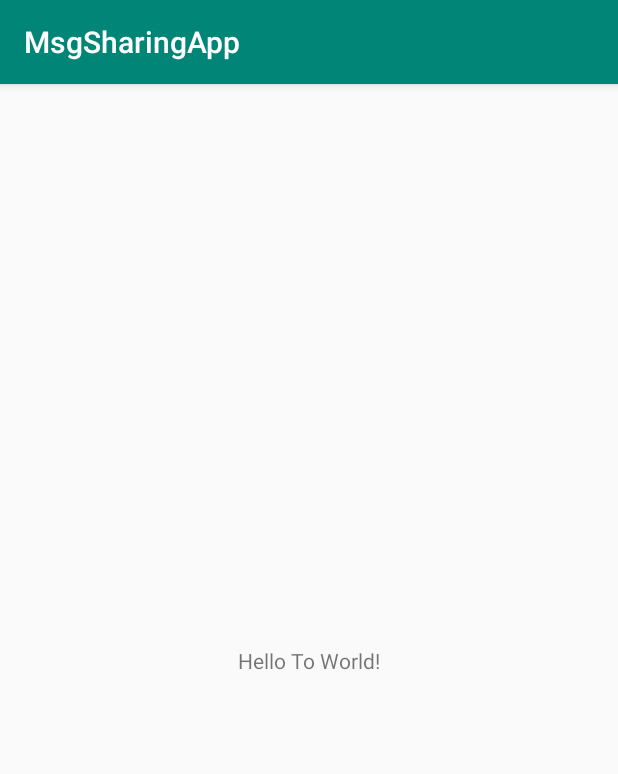
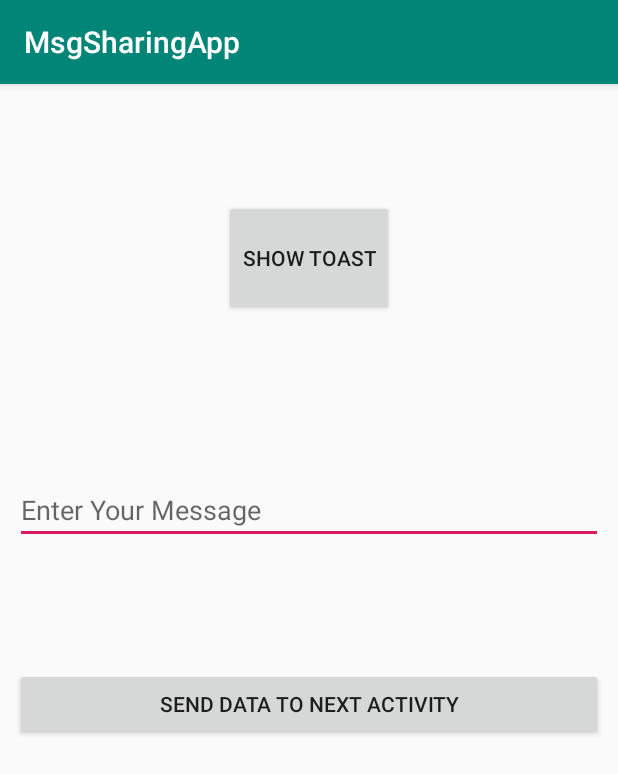
Before and after one commit to Shivam281291/MsgSharingApp, an Android app: the screen it shows after launch (MainActivity), on a phone screen of 412 x 824 dp. Shown: the top 774 px of the screen. Run offline under Robolectric (Android 15) with nearby library versions, the phone set to English and light mode, and no system bars.

Commit message:
Section 2, Process 3

```diff
--- a/app/src/main/AndroidManifest.xml
+++ b/app/src/main/AndroidManifest.xml
@@ -16,6 +16,7 @@
                 <category android:name="android.intent.category.LAUNCHER" />
             </intent-filter>
         </activity>
+        <activity android:name=".SecondActivity"/>
     </application>
 
 </manifest>
--- a/app/src/main/java/com/shivaay/msgsharingapp/MainActivity.kt
+++ b/app/src/main/java/com/shivaay/msgsharingapp/MainActivity.kt
@@ -1,11 +1,29 @@
 package com.shivaay.msgsharingapp
 
+import android.content.Intent
 import androidx.appcompat.app.AppCompatActivity
 import android.os.Bundle
+import android.util.Log
+import android.widget.Toast
+import kotlinx.android.synthetic.main.activity_main.*
 
 class MainActivity : AppCompatActivity() {
     override fun onCreate(savedInstanceState: Bundle?) {
         super.onCreate(savedInstanceState)
         setContentView(R.layout.activity_main)
+
+        btnShowToast.setOnClickListener {
+            //Code
+            Log.i("MainACtivity","Button was Clicked")
+            Toast.makeText( this,"Button was clicked",Toast.LENGTH_SHORT).show()
+        }
+
+        btnSendMessageToNextActivity.setOnClickListener {
+            val message = etUserMessage.text.toString()
+            Toast.makeText(this,message,Toast.LENGTH_SHORT).show()
+
+            val intent = Intent(this,SecondActivity::class.java)
+            startActivity(intent)
+        }
     }
 }
--- a/app/src/main/res/layout/activity_main.xml
+++ b/app/src/main/res/layout/activity_main.xml
@@ -1,18 +1,37 @@
 <?xml version="1.0" encoding="utf-8"?>
-<androidx.constraintlayout.widget.ConstraintLayout xmlns:android="http://schemas.android.com/apk/res/android"
+<RelativeLayout xmlns:android="http://schemas.android.com/apk/res/android"
     xmlns:app="http://schemas.android.com/apk/res-auto"
     xmlns:tools="http://schemas.android.com/tools"
     android:layout_width="match_parent"
     android:layout_height="match_parent"
-    tools:context=".MainActivity">
+    tools:context=".MainActivity"
+    android:padding="10dp">
 
-    <TextView
+    <Button
+        android:id="@+id/btnShowToast"
         android:layout_width="wrap_content"
+        android:layout_height="77dp"
+        android:layout_alignParentTop="true"
+        android:layout_centerHorizontal="true"
+        android:layout_marginTop="67dp"
+        android:text="@string/show_toast" />
+
+    <EditText
+        android:id="@+id/etUserMessage"
+        android:layout_width="match_parent"
         android:layout_height="wrap_content"
-        android:text="Hello To World!"
-        app:layout_constraintBottom_toBottomOf="parent"
-        app:layout_constraintLeft_toLeftOf="parent"
-        app:layout_constraintRight_toRightOf="parent"
-        app:layout_constraintTop_toTopOf="parent" />
+        android:layout_alignParentTop="true"
+        android:layout_centerHorizontal="true"
+        android:layout_marginTop="251dp"
+        android:ems="10"
+        android:hint="Enter Your Message" />
 
-</androidx.constraintlayout.widget.ConstraintLayout>
+    <Button
+        android:id="@+id/btnSendMessageToNextActivity"
+        android:layout_width="match_parent"
+        android:layout_height="wrap_content"
+        android:layout_alignParentTop="true"
+        android:layout_centerHorizontal="true"
+        android:layout_marginTop="379dp"
+        android:text="Send Data To Next Activity" />
+</RelativeLayout>
--- a/app/src/main/res/values/strings.xml
+++ b/app/src/main/res/values/strings.xml
@@ -1,3 +1,4 @@
 <resources>
     <string name="app_name">MsgSharingApp</string>
+    <string name="show_toast">Show Toast</string>
 </resources>
```
Also changed, not shown: app/src/main/java/com/shivaay/msgsharingapp/SecondActivity.kt (added, +11 -0 lines), app/src/main/res/layout/activity_second.xml (added, +7 -0 lines).
